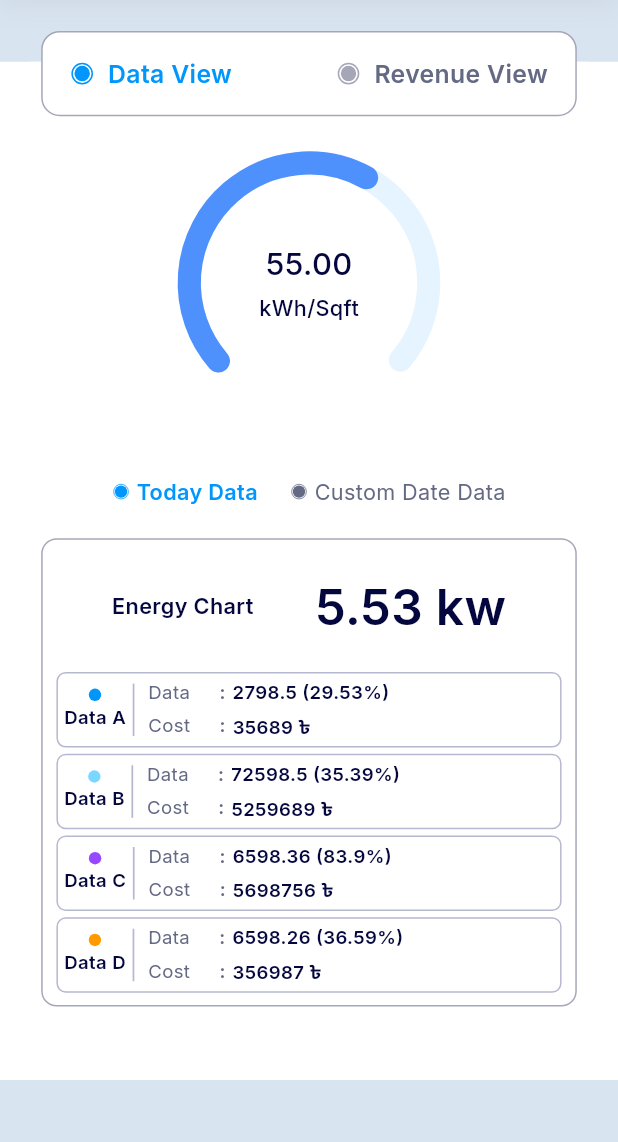
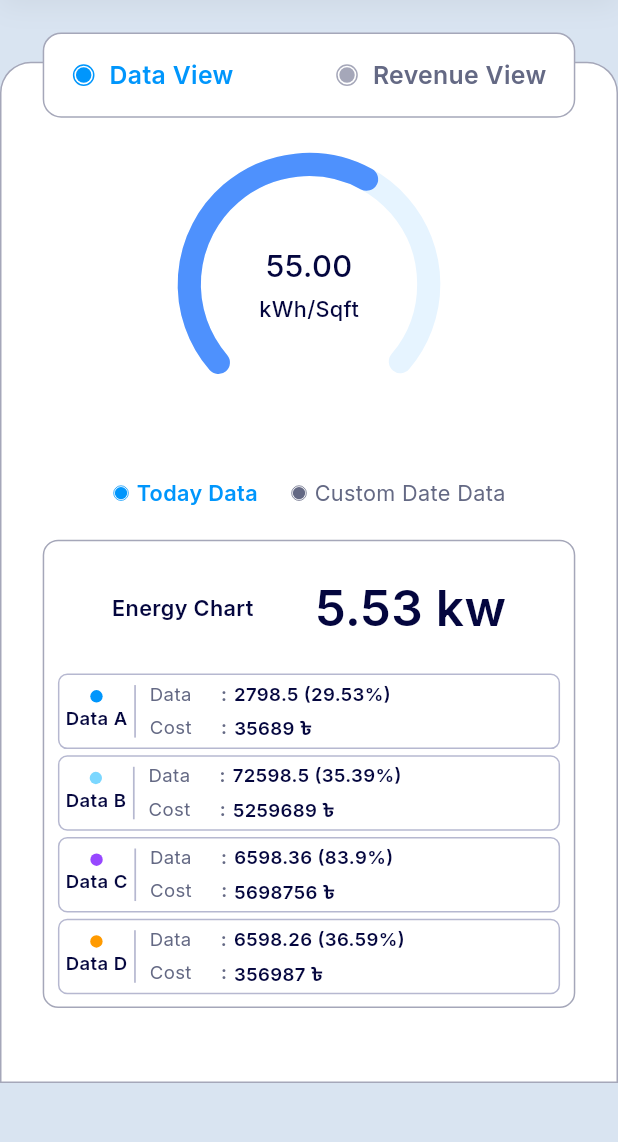
Before and after one commit to RubaidSM09/scube_task_app, a Flutter app: the DataInfoView screen opened by its route, on a phone screen of 412 x 824 dp, the part 84-1226 px from its top. Run offline on Flutter 3.47's test engine with Material 3 defaults, Android fonts, the phone set to English and light mode, and no system bars; our stand-ins replace flutter_screenutil, flutter_svg, get, google_fonts.

Commit message:
little polish

```diff
--- a/lib/app/modules/data_info/views/data_info_view.dart
+++ b/lib/app/modules/data_info/views/data_info_view.dart
@@ -33,20 +33,22 @@ class DataInfoView extends GetView<DataInfoController> {
               Obx(() {
                   return Container(
                     width: double.infinity,
-                    color: AppColors.scubeWhite,
-                    padding: EdgeInsets.only(bottom: controller.isDataView.value ? 27.5.h : 130.h),
+                    decoration: BoxDecoration(
+                      borderRadius: BorderRadius.only(
+                        topLeft: Radius.circular(20.r),
+                        topRight: Radius.circular(20.r),
+                      ),
+                      color: AppColors.scubeWhite,
+                      border: Border.all(
+                        color: AppColors.dividerColor,
+                      )
+                    ),
+                    padding: EdgeInsets.only(bottom: controller.isDataView.value ? 27.5.h : controller.isDataCostInfoOpen.value ? 130.h : 360.h),
                     child: Stack(
                       clipBehavior: Clip.none,
                       children: [
                         Container(
                           padding: EdgeInsets.symmetric(horizontal: 24.w,),
-                          decoration: BoxDecoration(
-                            borderRadius: BorderRadius.only(
-                              topLeft: Radius.circular(20.r),
-                              topRight: Radius.circular(20.r),
-                            ),
-                            color: AppColors.scubeWhite,
-                          ),
                           child: controller.isDataView.value ? Column(
                             children: [
                               SizedBox(height: 58.h,),
@@ -225,7 +227,7 @@ class DataInfoView extends GetView<DataInfoController> {
                                   borderRadius: BorderRadius.circular(8.r),
                                   color: AppColors.scubeWhite,
                                   border: Border.all(
-                                    color: AppColors.dividerColor,
+                                    color: controller.isDataCostInfoOpen.value ? AppColors.dividerColor : AppColors.scubeTransparent,
                                   ),
                                 ),
                                 child: Column(
```
